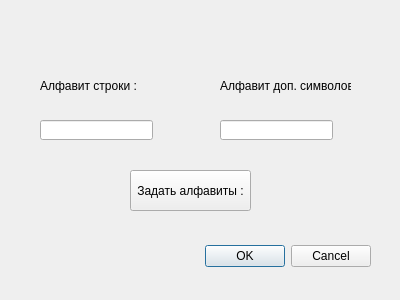
First picture: the form in gettingalphabet.ui, repository panovavasilisa/TuringMachine, before the edit.
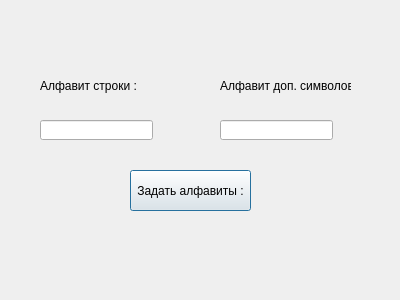
Second picture: the form after the edit.

The edit to the form file:
```diff
--- a/gettingalphabet.ui
+++ b/gettingalphabet.ui
@@ -13,22 +13,6 @@
   <property name="windowTitle">
    <string>Dialog</string>
   </property>
-  <widget class="QDialogButtonBox" name="buttonBox">
-   <property name="geometry">
-    <rect>
-     <x>30</x>
-     <y>240</y>
-     <width>341</width>
-     <height>32</height>
-    </rect>
-   </property>
-   <property name="orientation">
-    <enum>Qt::Orientation::Horizontal</enum>
-   </property>
-   <property name="standardButtons">
-    <set>QDialogButtonBox::StandardButton::Cancel|QDialogButtonBox::StandardButton::Ok</set>
-   </property>
-  </widget>
   <widget class="QPushButton" name="btnSetAlphabet">
    <property name="geometry">
     <rect>
```
Left out of the diff: 35 changed lines with no effect on the pictures.
